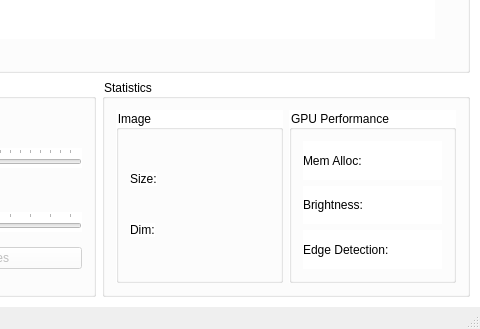
First picture: the form in Edge Detector/panel.ui, repository alihatamitajik/edge-detector-cuda, before the edit; both pictures show x 800 to 1280 and y 391 to 720 of the 1280 by 720 pixel window.
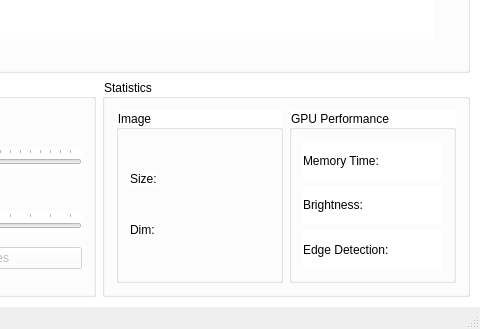
Second picture: the form after the edit. Icons and pictures are not drawn.

```diff
--- a/Edge Detector/panel.ui
+++ b/Edge Detector/panel.ui
@@ -282,7 +282,7 @@
                 <item>
                  <widget class="QLabel" name="memAlloc">
                   <property name="text">
-                   <string>Mem Alloc: </string>
+                   <string>Memory Time: </string>
                   </property>
                  </widget>
                 </item>
```
